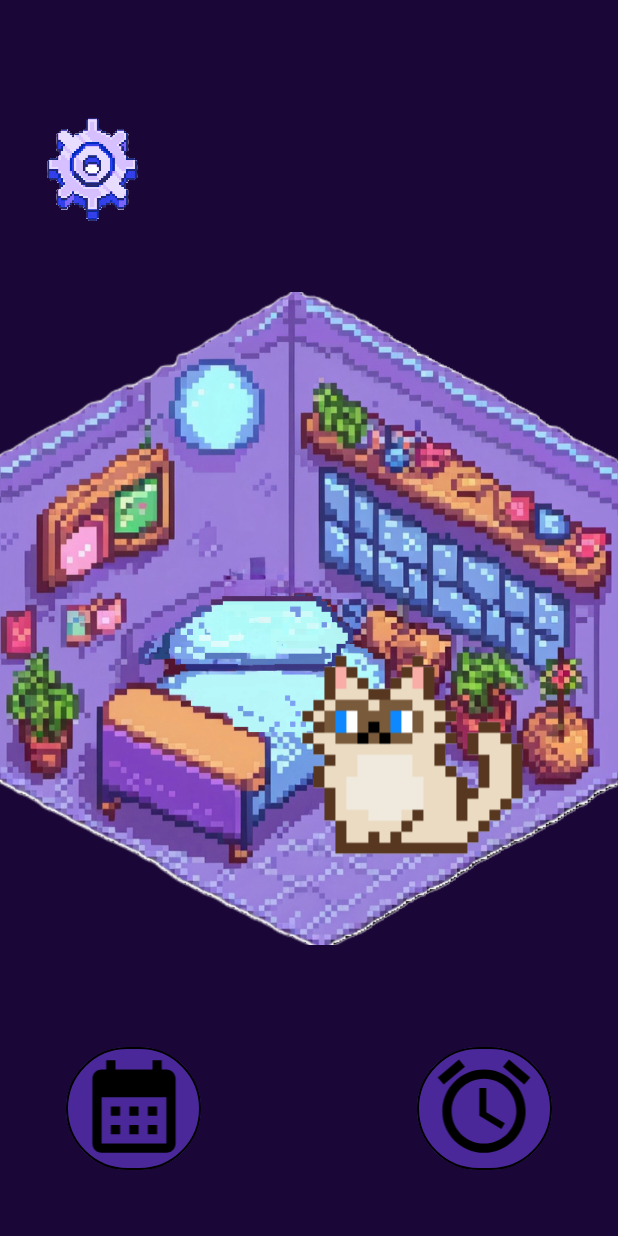
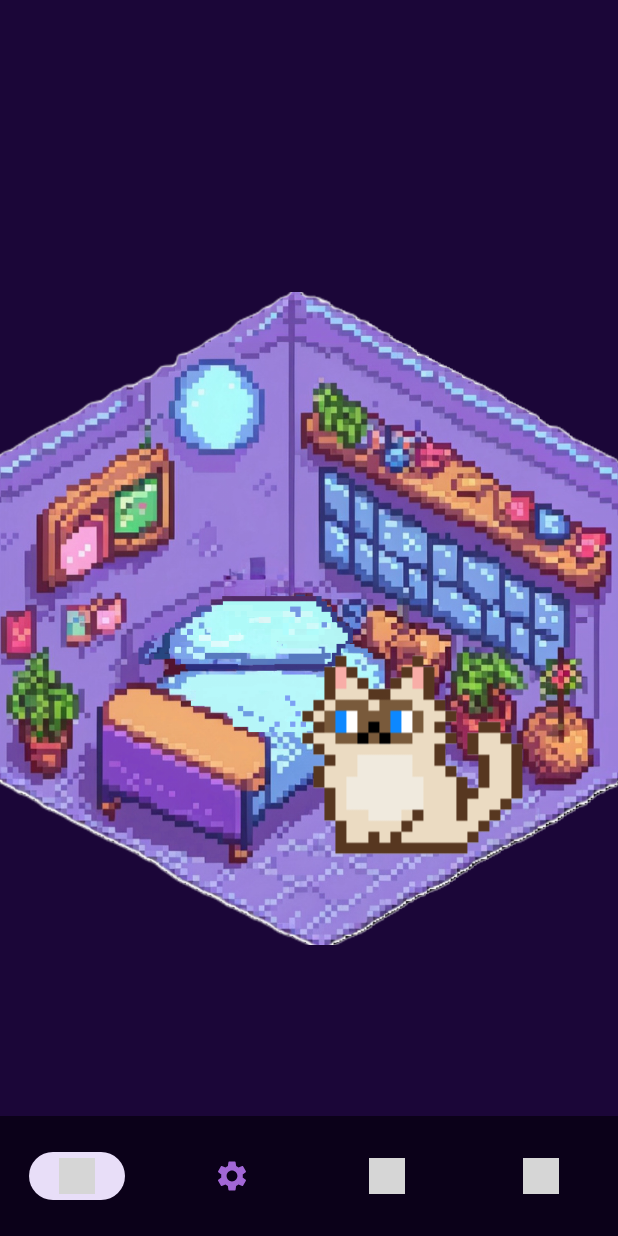
Before and after one commit to JeymsEsteban/LockMeow, an Android app: the screen it shows after launch once a user with an empty profile is signed in (MainActivity), on a phone screen of 412 x 824 dp. Run offline under Robolectric (Android 15) with nearby library versions, the light colour scheme and no system bars; our stand-ins replace Firebase (no records; nobody signed in at launch, a user with empty details on screens opened directly); grey boxes are pictures that could not be loaded.

Commit message:
Agregar el bottomNavegationBar, quitar antiguos botones y actualizar gradel

```diff
--- a/app/src/main/java/com/example/lockmeow/MainActivity.java
+++ b/app/src/main/java/com/example/lockmeow/MainActivity.java
@@ -4,24 +4,27 @@ import android.annotation.SuppressLint;
 import android.content.Intent;
 import android.os.Bundle;
 import android.os.Handler;
+import android.view.MenuItem;
 import android.view.View;
 import android.view.ViewTreeObserver;
 import android.widget.Button;
 import android.widget.TextView;
 
 import androidx.activity.EdgeToEdge;
+import androidx.annotation.NonNull;
 import androidx.appcompat.app.AppCompatActivity;
 import androidx.core.graphics.Insets;
 import androidx.core.splashscreen.SplashScreen;
 import androidx.core.view.ViewCompat;
 import androidx.core.view.WindowInsetsCompat;
 
+import com.google.android.material.bottomnavigation.BottomNavigationView;
 import com.google.firebase.auth.FirebaseAuth;
 import com.google.firebase.auth.FirebaseUser;
 
 public class MainActivity extends AppCompatActivity {
     FirebaseAuth auth;
-    Button btnAl, btnRe, btnCl, button;
+
     TextView textView;
     FirebaseUser user;
     Boolean isReady = false;
@@ -52,13 +55,12 @@ public class MainActivity extends AppCompatActivity {
 
         //Login var
         auth = FirebaseAuth.getInstance();
-        button = findViewById(R.id.logout);
+
         textView = findViewById(R.id.user_detail);
         user = auth.getCurrentUser();
 
         //Home var
-        btnAl = findViewById(R.id.alarmsButton);
-        btnCl = findViewById(R.id.calendarButton);
+
 
         if (user == null) {
             Intent intent = new Intent(getApplicationContext(), LoginActivity.class);
@@ -75,24 +77,45 @@ public class MainActivity extends AppCompatActivity {
             v.setPadding(systemBars.left, systemBars.top, systemBars.right, systemBars.bottom);
             return insets;
         });
+        //Inicializar variable para tomar referencia de la barra de navegacion
+        BottomNavigationView bottomNavigationView = findViewById(R.id.bottomNavegationViews);
+        bottomNavigationView.setSelectedItemId(R.id.btn_home);
+        //metodo que permite captar cuando un item de la barra es tocado
+        bottomNavigationView.setOnNavigationItemSelectedListener(new BottomNavigationView.OnNavigationItemSelectedListener() {
+            @Override
+            public boolean onNavigationItemSelected(@NonNull MenuItem menuItem) {
+                int id = menuItem.getItemId();
+                //con ayuda del identificador se hace un if dependiendo de lo que toque el usuario cambia de pantalla
+                if (id == R.id.btn_home){
+                    startActivity(new Intent(getApplicationContext(), MainActivity.class));
+                    overridePendingTransition(0, 0);
+                    return true;
+                }
+                if (id == R.id.logoutbtn){
+                    FirebaseAuth.getInstance().signOut();
+                    Intent intent = new Intent(getApplicationContext(), LoginActivity.class);
+                    startActivity(intent);
+                    finish();
+                    return true;
+                }
+                if (id == R.id.SettingsBtn){
+                    startActivity(new Intent(getApplicationContext(), CalendarActivity.class));
+                    overridePendingTransition(0, 0);
+                    return true;
+                }
+                if (id == R.id.alarmsButtonBtn){
+                    startActivity(new Intent(getApplicationContext(), alarmActivity.class));
+                    overridePendingTransition(0, 0);
+                    return true;
+                }
+                return false;
 
+            }
+        });
         //Funcionalidad de cada boton
-        button.setOnClickListener(v -> {
-            FirebaseAuth.getInstance().signOut();
-            Intent intent = new Intent(getApplicationContext(), LoginActivity.class);
-            startActivity(intent);
-            finish();
-        });
 
-       btnAl.setOnClickListener(v -> {
-            Intent alarma = new Intent(MainActivity.this, alarmActivity.class);
-            startActivity(alarma);
-        });
 
-        btnCl.setOnClickListener(v -> {
-            Intent calendario = new Intent(MainActivity.this, CalendarActivity.class);
-            startActivity(calendario);
-        });
+
     }
     private void dissmisSplashScreen() {
         // Jeyms: Retrasar la actualizacion del estado isReady
--- a/app/src/main/java/com/example/lockmeow/alarmActivity.java
+++ b/app/src/main/java/com/example/lockmeow/alarmActivity.java
@@ -74,13 +74,11 @@ public class alarmActivity extends AppCompatActivity {
         appModelList.clear();
 
         for (PackageInfo packageInfo : packageInfos) {
-            if((packageInfo.applicationInfo.flags & ApplicationInfo.FLAG_SYSTEM) == 0) {
-                String name = packageInfo.applicationInfo.loadLabel(getPackageManager()).toString();
-                Drawable icon = packageInfo.applicationInfo.loadIcon(getPackageManager());
-                String packName = packageInfo.packageName;
+            String name = packageInfo.applicationInfo.loadLabel(getPackageManager()).toString();
+            Drawable icon = packageInfo.applicationInfo.loadIcon(getPackageManager());
+            String packName = packageInfo.packageName;
 
-                appModelList.add(new appModel(name, icon, 0, packName));
-            }
+            appModelList.add(new appModel(name, icon, 0, packName));
         }
     }
 
--- a/app/src/main/res/layout/activity_main.xml
+++ b/app/src/main/res/layout/activity_main.xml
@@ -8,6 +8,28 @@
     android:background="#1B0638"
     tools:context=".MainActivity">
 
+
+    <FrameLayout
+        android:layout_width="match_parent"
+        android:layout_height="match_parent"
+        app:layout_constraintBottom_toTopOf="@+id/bottomNavegationViews"
+        app:layout_constraintEnd_toEndOf="parent"
+        app:layout_constraintHorizontal_bias="0.0"
+        app:layout_constraintStart_toStartOf="parent">
+
+    </FrameLayout>
+
+    <com.google.android.material.bottomnavigation.BottomNavigationView
+        android:id="@+id/bottomNavegationViews"
+        android:layout_width="match_parent"
+        android:layout_height="wrap_content"
+        app:itemIconTint="#A267D6"
+        android:background="#0B0119"
+        app:layout_constraintBottom_toBottomOf="parent"
+        app:layout_constraintEnd_toEndOf="parent"
+        app:layout_constraintStart_toStartOf="parent"
+        app:menu="@menu/bottommenu"
+        app:labelVisibilityMode="unlabeled"/>
     <ImageView
         android:id="@+id/gatoHome"
         android:layout_width="500dp"
@@ -32,83 +54,17 @@
         app:layout_constraintVertical_bias="0.654"
         app:srcCompat="@drawable/gato_siames" />
 
-    <Button
-        android:id="@+id/alarmsButton"
-        style="?attr/materialButtonOutlinedStyle"
-        android:layout_width="90dp"
-        android:layout_height="90dp"
-        android:layout_marginEnd="44dp"
-        android:layout_marginBottom="40dp"
-        android:backgroundTint="#4A289A"
-        app:layout_constraintBottom_toBottomOf="parent"
-        app:layout_constraintEnd_toEndOf="parent"
-        app:strokeColor="@color/black" />
-
-    <Button
-        android:id="@+id/calendarButton"
-        style="?attr/materialButtonOutlinedStyle"
-        android:layout_width="90dp"
-        android:layout_height="90dp"
-        android:layout_marginStart="44dp"
-        android:layout_marginBottom="40dp"
-        android:backgroundTint="#4A289A"
-        app:layout_constraintBottom_toBottomOf="parent"
-        app:layout_constraintStart_toStartOf="parent"
-        app:strokeColor="@color/black" />
-
-    <ImageView
-        android:id="@+id/imageView2"
-        android:layout_width="80dp"
-        android:layout_height="74dp"
-        android:layout_marginEnd="49dp"
-        android:layout_marginBottom="49dp"
-        app:layout_constraintBottom_toBottomOf="parent"
-        app:layout_constraintEnd_toEndOf="parent"
-        app:srcCompat="@drawable/baseline_access_alarm_24" />
-
-    <ImageView
-        android:id="@+id/imageView6"
-        android:layout_width="80dp"
-        android:layout_height="74dp"
-        android:layout_marginStart="49dp"
-        android:layout_marginBottom="49dp"
-        app:layout_constraintBottom_toBottomOf="parent"
-        app:layout_constraintStart_toStartOf="parent"
-        app:srcCompat="@drawable/baseline_calendar_month_24" />
-
-
-    <ImageView
-        android:id="@+id/imageView"
-        android:layout_width="120dp"
-        android:layout_height="120dp"
-        android:layout_marginTop="48dp"
-        android:onClick="confiBoton"
-        app:layout_constraintStart_toStartOf="parent"
-        app:layout_constraintTop_toTopOf="parent"
-        app:srcCompat="@drawable/setting_morado" />
-
-    <Button
-        android:id="@+id/logout"
-        android:layout_width="118dp"
-        android:layout_height="48dp"
-        android:layout_marginTop="68dp"
-        android:backgroundTint="#330060"
-        android:text="@string/logout"
-        android:textColor="@color/white"
-        android:textSize="18sp"
-        android:visibility="invisible"
-        app:layout_constraintEnd_toEndOf="parent"
-        app:layout_constraintHorizontal_bias="0.844"
-        app:layout_constraintStart_toStartOf="parent"
-        app:layout_constraintTop_toTopOf="parent" />
 
     <TextView
         android:id="@+id/user_detail"
-        android:layout_width="wrap_content"
+        android:layout_width="match_parent"
         android:layout_height="wrap_content"
-        android:layout_above="@id/logout"
+        android:layout_above="@id/gatoAvatar"
+        android:layout_marginStart="1dp"
+        android:layout_marginEnd="1dp"
         android:text=""
-        tools:layout_editor_absoluteX="52dp"
+        app:layout_constraintEnd_toEndOf="parent"
+        app:layout_constraintStart_toEndOf="@+id/bottomNavegationViews"
         tools:layout_editor_absoluteY="704dp" />
 
 </androidx.constraintlayout.widget.ConstraintLayout>
--- /dev/null
+++ b/app/src/main/res/menu/bottommenu.xml
@@ -0,0 +1,21 @@
+<?xml version="1.0" encoding="utf-8"?>
+<menu xmlns:android="http://schemas.android.com/apk/res/android"
+    android:background="#14022C">
+    <item
+        android:id="@+id/btn_home"
+        android:icon="@drawable/baseline_home_filled_24"
+        android:title=""/>
+    <item
+        android:id="@+id/SettingsBtn"
+        android:icon="@drawable/baseline_settings_24"
+        android:title="" />
+
+    <item
+        android:id="@+id/alarmsButtonBtn"
+        android:icon="@drawable/baseline_block_24"
+        android:title="" />
+    <item
+        android:id="@+id/logoutbtn"
+        android:icon="@drawable/baseline_exit_to_app_24"
+        android:title="" />
+</menu>
--- a/build.gradle.kts
+++ b/build.gradle.kts
@@ -1,7 +1,7 @@
 buildscript {
     dependencies {
         classpath(libs.google.services)
-        classpath("com.android.tools.build:gradle:4.0.1")
+        classpath("com.android.tools.build:gradle:8.5.1")
 
     }
 }
--- a/gradle/libs.versions.toml
+++ b/gradle/libs.versions.toml
@@ -1,5 +1,5 @@
 [versions]
-agp = "8.3.1"
+agp = "8.5.1"
 coreSplashscreen = "1.0.1"
 coreSplashscreenVersion = "1.0.1"
 junit = "4.13.2"
```
Also changed, not shown: gradle/wrapper/gradle-wrapper.properties.
